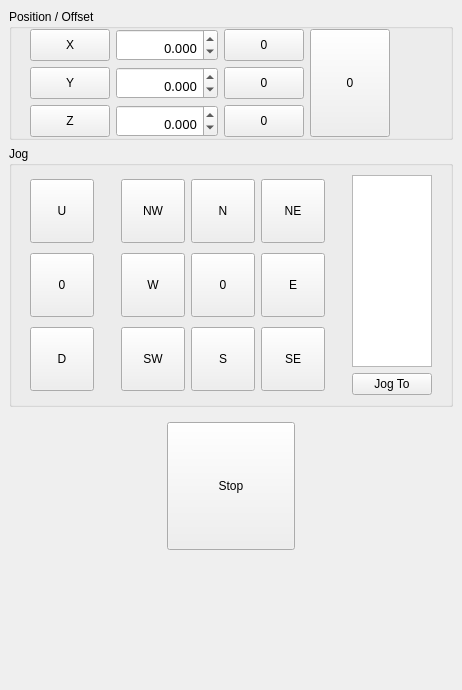
First picture: the form in Resources/jog.ui, repository mlampert/Machinekit-Workbench, before the edit.
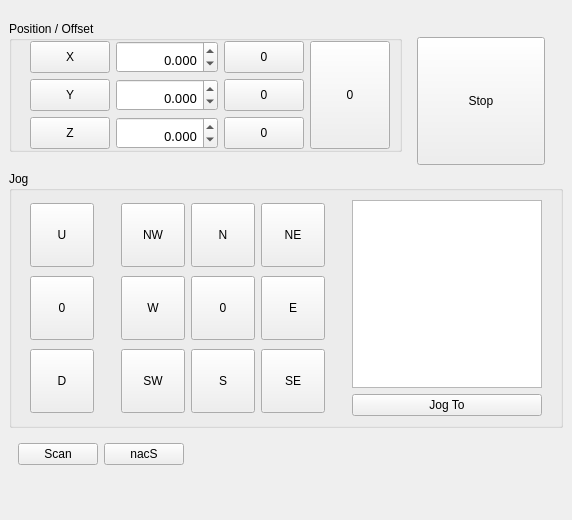
Second picture: the form after the edit.

Diff of the .ui file:
```diff
--- a/Resources/jog.ui
+++ b/Resources/jog.ui
@@ -6,8 +6,8 @@
    <rect>
     <x>0</x>
     <y>0</y>
-    <width>421</width>
-    <height>690</height>
+    <width>503</width>
+    <height>520</height>
    </rect>
   </property>
   <property name="windowTitle">
@@ -325,6 +325,18 @@
      </widget>
     </item>
     <item row="0" column="0">
+     <widget class="QWidget" name="widget_2" native="true">
+      <layout class="QHBoxLayout" name="horizontalLayout_3">
+       <property name="leftMargin">
+        <number>0</number>
+       </property>
+       <property name="topMargin">
+        <number>0</number>
+       </property>
+       <property name="bottomMargin">
+        <number>0</number>
+       </property>
+       <item>
      <widget class="QGroupBox" name="dro">
       <property name="sizePolicy">
        <sizepolicy hsizetype="Minimum" vsizetype="Fixed">
@@ -571,6 +583,9 @@
          </layout>
         </widget>
        </item>
+         </layout>
+        </widget>
+       </item>
        <item>
         <spacer name="horizontalSpacer_3">
          <property name="orientation">
@@ -584,25 +599,15 @@
          </property>
         </spacer>
        </item>
-      </layout>
-     </widget>
-    </item>
-    <item row="3" column="0">
-     <widget class="QWidget" name="widget_4" native="true">
-      <layout class="QHBoxLayout" name="horizontalLayout_2">
        <item>
-        <spacer name="horizontalSpacer_4">
-         <property name="orientation">
-          <enum>Qt::Horizontal</enum>
-         </property>
-         <property name="sizeHint" stdset="0">
-          <size>
-           <width>40</width>
-           <height>20</height>
-          </size>
-         </property>
-        </spacer>
-       </item>
+        <widget class="QWidget" name="widget_6" native="true">
+         <layout class="QVBoxLayout" name="verticalLayout_4">
+          <property name="topMargin">
+           <number>28</number>
+          </property>
+          <property name="bottomMargin">
+           <number>0</number>
+          </property>
        <item>
         <widget class="QPushButton" name="jogStop">
          <property name="sizePolicy">
@@ -622,8 +627,31 @@
          </property>
         </widget>
        </item>
+         </layout>
+        </widget>
+       </item>
+      </layout>
+     </widget>
+    </item>
+    <item row="3" column="0">
+     <widget class="QWidget" name="widget_7" native="true">
+      <layout class="QHBoxLayout" name="horizontalLayout_4">
        <item>
-        <spacer name="horizontalSpacer">
+        <widget class="QPushButton" name="jogScan">
+         <property name="text">
+          <string>Scan</string>
+         </property>
+        </widget>
+       </item>
+       <item>
+        <widget class="QPushButton" name="jogScanBackwards">
+         <property name="text">
+          <string>nacS</string>
+         </property>
+        </widget>
+       </item>
+       <item>
+        <spacer name="horizontalSpacer_5">
          <property name="orientation">
           <enum>Qt::Horizontal</enum>
          </property>
```
Left out of the diff: 26 changed lines with no effect on the pictures. Lines whose indentation alone changed are shown as unchanged.
